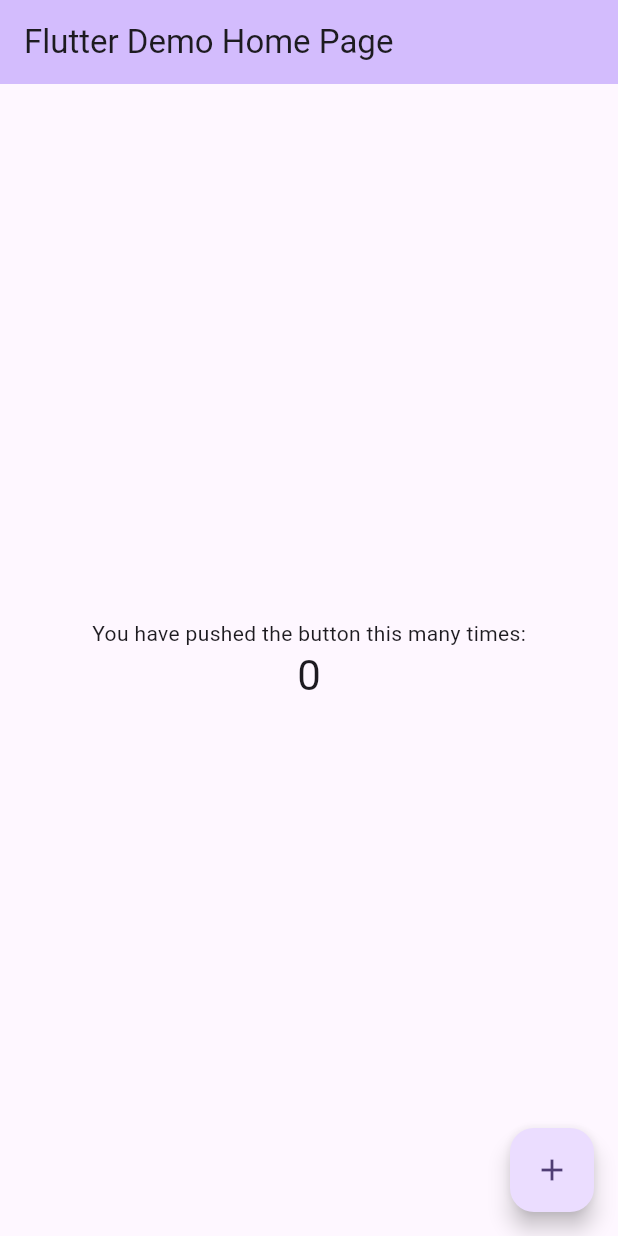
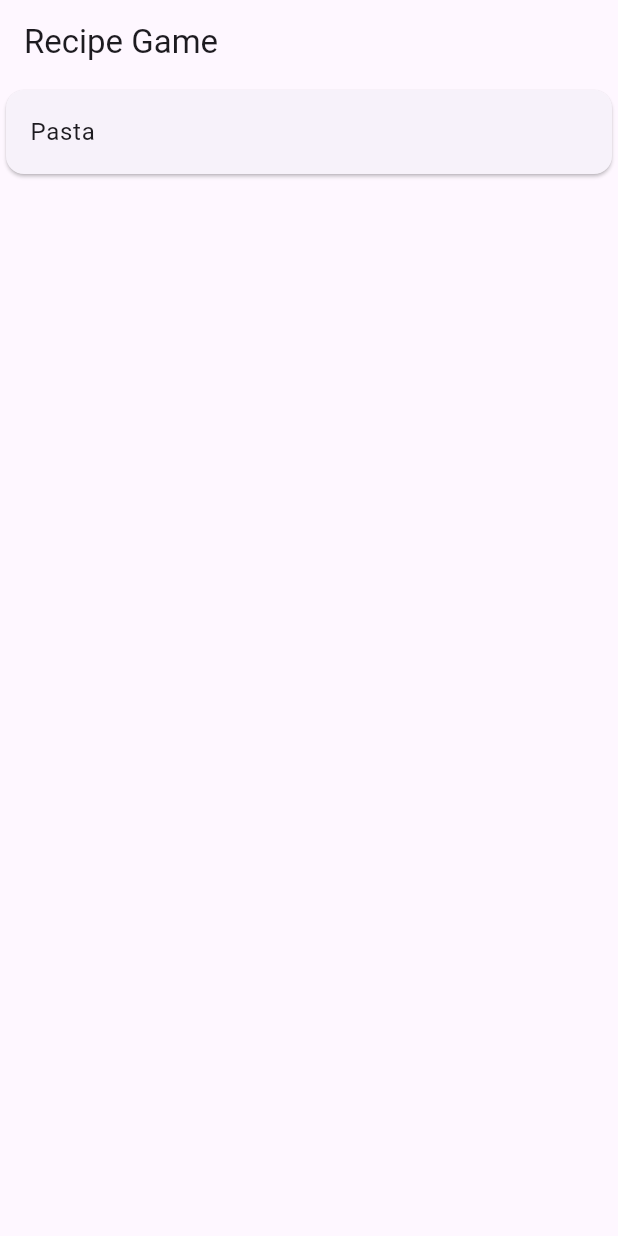
Before and after one commit to zxjustin/wecooked, a Flutter app: the screen it shows after launch, on a phone screen of 412 x 824 dp. Run offline on Flutter 3.47's test engine with Material 3 defaults, Android fonts, the phone set to English and light mode, and no system bars; our stand-ins replace hive, hive_flutter; accounts and stored records are empty.

Commit message:
Added Recipes Classes
Static Hive database of recipe, and ui interaction of the scenarios

```diff
--- /dev/null
+++ b/wecooked/lib/RecipeListScreen.dart
@@ -0,0 +1,42 @@
+import 'package:flutter/material.dart';
+import 'package:hive/hive.dart';
+import 'package:hive_flutter/adapters.dart';
+import 'node.dart';
+import 'RecipeDetailScreen.dart';
+
+class RecipeListScreen extends StatelessWidget {
+  final recipeBox = Hive.box('recipeBox');
+
+  @override
+  Widget build(BuildContext context) {
+    return Scaffold(
+      appBar: AppBar(title: Text('Recipe Game')),
+      body: ValueListenableBuilder(
+        valueListenable: recipeBox.listenable(),
+        builder: (context, Box box, _) {
+          if (box.isEmpty) {
+            return Center(child: Text('No recipes yet!'));
+          }
+
+          return ListView.builder(
+            itemCount: box.length,
+            itemBuilder: (context, index) {
+              final recipe = box.getAt(index) as Recipe;
+              return Card(
+                child: ListTile(
+                  title: Text(recipe.name),
+                  onTap: () => Navigator.push(
+                    context,
+                    MaterialPageRoute(
+                      builder: (_) => RecipeDetailScreen(recipe: recipe),
+                    ),
+                  ),
+                ),
+              );
+            },
+          );
+        },
+      ),
+    );
+  }
+}
--- a/wecooked/lib/main.dart
+++ b/wecooked/lib/main.dart
@@ -1,130 +1,55 @@
 import 'package:flutter/material.dart';
-import 'package:hive/hive.dart';
-import 'package:hive_flutter/adapters.dart';
+import 'package:hive_flutter/hive_flutter.dart';
+import 'RecipeListScreen.dart';
+import 'node.dart';
 
-void main()async {
+void main() async {
   WidgetsFlutterBinding.ensureInitialized();
   await Hive.initFlutter();
+  Hive.registerAdapter(RecipeAdapter());
+  Hive.registerAdapter(StepScenarioAdapter());
   await Hive.openBox('recipeBox');
-  runApp(const MyApp());
+  loadInitialData();  // Preload scenarios
+  runApp(RecipeGameApp());
 }
 
-class MyApp extends StatelessWidget {
-  const MyApp({super.key});
+void loadInitialData() async {
+  var box = Hive.box('recipeBox');
+  if (box.isEmpty) {
+    Recipe sampleRecipe = Recipe(
+      name: "Pasta",
+      ingredients: ["Tomatoes", "Pasta", "Cheese"],
+      stepScenarios: [
+        StepScenario(
+          question: "Choose an ingredient to start cooking:",
+          options: ["Tomatoes", "Apples"],
+          correctOptionIndex: 0,
+        ),
+        StepScenario(
+          question: "What should you add next?",
+          options: ["Pasta", "Cheese"],
+          correctOptionIndex: 0,
+        ),
+        StepScenario(
+          question: "Final touch, what will you add?",
+          options: ["Cheese", "Ketchup"],
+          correctOptionIndex: 0,
+        ),
+      ],
+    );
+    await box.put('sample_recipe', sampleRecipe);
+  }
+}
 
-  // This widget is the root of your application.
+class RecipeGameApp extends StatelessWidget {
   @override
   Widget build(BuildContext context) {
     return MaterialApp(
-      title: 'wecooked App',
+      title: 'Recipe Game',
       theme: ThemeData(
-        // This is the theme of your application.
-        //
-        // TRY THIS: Try running your application with "flutter run". You'll see
-        // the application has a purple toolbar. Then, without quitting the app,
-        // try changing the seedColor in the colorScheme below to Colors.green
-        // and then invoke "hot reload" (save your changes or press the "hot
-        // reload" button in a Flutter-supported IDE, or press "r" if you used
-        // the command line to start the app).
-        //
-        // Notice that the counter didn't reset back to zero; the application
-        // state is not lost during the reload. To reset the state, use hot
-        // restart instead.
-        //
-        // This works for code too, not just values: Most code changes can be
-        // tested with just a hot reload.
-        colorScheme: ColorScheme.fromSeed(seedColor: Colors.deepPurple),
-        useMaterial3: true,
+        primarySwatch: Colors.green,
       ),
-      home: const MyHomePage(title: 'Flutter Demo Home Page'),
+      home: RecipeListScreen(),
     );
   }
 }
-
-class MyHomePage extends StatefulWidget {
-  const MyHomePage({super.key, required this.title});
-
-  // This widget is the home page of your application. It is stateful, meaning
-  // that it has a State object (defined below) that contains fields that affect
-  // how it looks.
-
-  // This class is the configuration for the state. It holds the values (in this
-  // case the title) provided by the parent (in this case the App widget) and
-  // used by the build method of the State. Fields in a Widget subclass are
-  // always marked "final".
-
-  final String title;
-
-  @override
-  State<MyHomePage> createState() => _MyHomePageState();
-}
-
-class _MyHomePageState extends State<MyHomePage> {
-  int _counter = 0;
-
-  void _incrementCounter() {
-    setState(() {
-      // This call to setState tells the Flutter framework that something has
-      // changed in this State, which causes it to rerun the build method below
-      // so that the display can reflect the updated values. If we changed
-      // _counter without calling setState(), then the build method would not be
-      // called again, and so nothing would appear to happen.
-      _counter++;
-    });
-  }
-
-  @override
-  Widget build(BuildContext context) {
-    // This method is rerun every time setState is called, for instance as done
-    // by the _incrementCounter method above.
-    //
-    // The Flutter framework has been optimized to make rerunning build methods
-    // fast, so that you can just rebuild anything that needs updating rather
-    // than having to individually change instances of widgets.
-    return Scaffold(
-      appBar: AppBar(
-        // TRY THIS: Try changing the color here to a specific color (to
-        // Colors.amber, perhaps?) and trigger a hot reload to see the AppBar
-        // change color while the other colors stay the same.
-        backgroundColor: Theme.of(context).colorScheme.inversePrimary,
-        // Here we take the value from the MyHomePage object that was created by
-        // the App.build method, and use it to set our appbar title.
-        title: Text(widget.title),
-      ),
-      body: Center(
-        // Center is a layout widget. It takes a single child and positions it
-        // in the middle of the parent.
-        child: Column(
-          // Column is also a layout widget. It takes a list of children and
-          // arranges them vertically. By default, it sizes itself to fit its
-          // children horizontally, and tries to be as tall as its parent.
-          //
-          // Column has various properties to control how it sizes itself and
-          // how it positions its children. Here we use mainAxisAlignment to
-          // center the children vertically; the main axis here is the vertical
-          // axis because Columns are vertical (the cross axis would be
-          // horizontal).
-          //
-          // TRY THIS: Invoke "debug painting" (choose the "Toggle Debug Paint"
-          // action in the IDE, or press "p" in the console), to see the
-          // wireframe for each widget.
-          mainAxisAlignment: MainAxisAlignment.center,
-          children: <Widget>[
-            const Text(
-              'You have pushed the button this many times:',
-            ),
-            Text(
-              '$_counter',
-              style: Theme.of(context).textTheme.headlineMedium,
-            ),
-          ],
-        ),
-      ),
-      floatingActionButton: FloatingActionButton(
-        onPressed: _incrementCounter,
-        tooltip: 'Increment',
-        child: const Icon(Icons.add),
-      ), // This trailing comma makes auto-formatting nicer for build methods.
-    );
-  }
-}
--- a/wecooked/lib/node.dart
+++ b/wecooked/lib/node.dart
@@ -4,14 +4,28 @@ part 'node.g.dart'; // Hive code generation
 
 @HiveType(typeId: 0)
 class Recipe {
-  @HiveField(0)
-  String name;
+@HiveField(0)
+String name;
 
-  @HiveField(1)
-  List<String> ingredients;
+@HiveField(1)
+List<String> ingredients;
 
-  @HiveField(2)
-  List<String> steps;
+@HiveField(2)
+List<StepScenario> stepScenarios;
 
-  Recipe({required this.name, required this.ingredients, required this.steps});
+Recipe({required this.name, required this.ingredients, required this.stepScenarios});
 }
+
+@HiveType(typeId: 1)
+class StepScenario {
+@HiveField(0)
+String question;
+
+@HiveField(1)
+List<String> options;
+
+@HiveField(2)
+int correctOptionIndex;
+
+StepScenario({required this.question, required this.options, required this.correctOptionIndex});
+}
```
Also changed, not shown: wecooked/lib/RecipeDetailScreen.dart (added, +77 -0 lines), wecooked/lib/node.g.dart.
